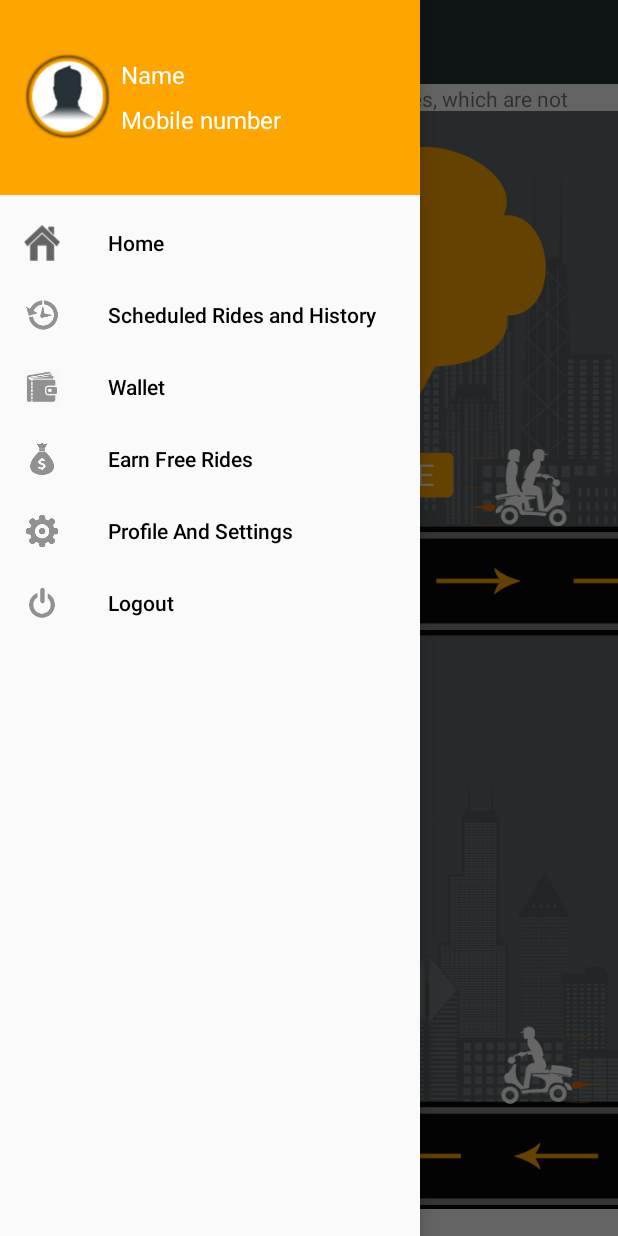
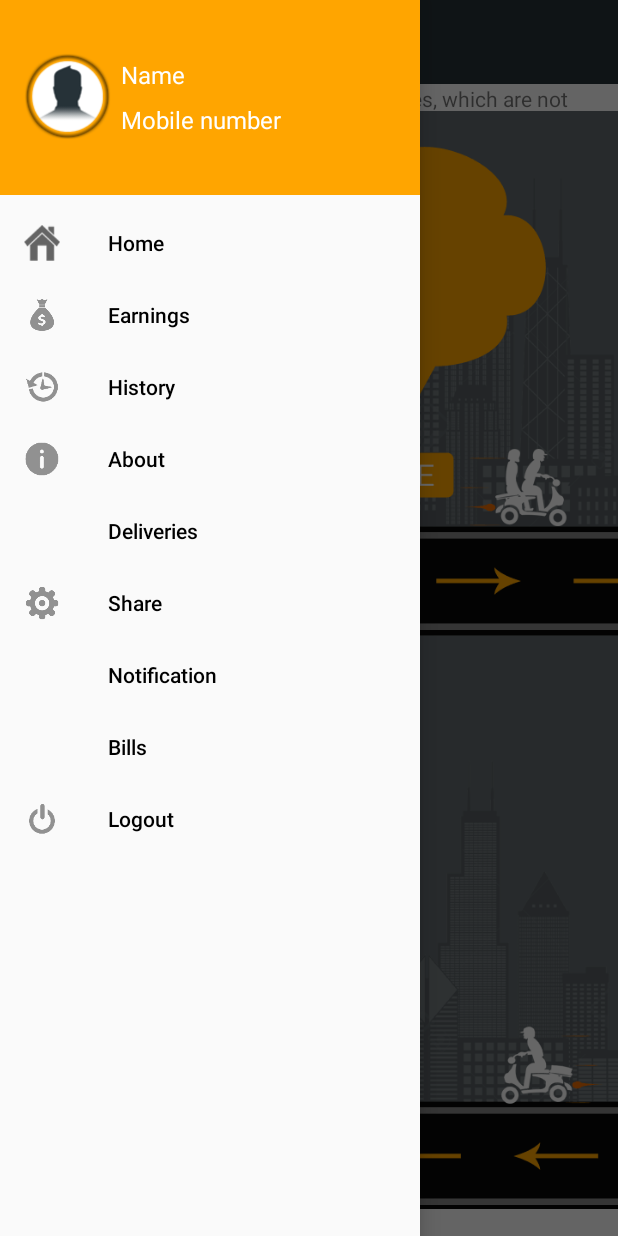
Before and after one commit to sivanookala1979/getbike_prime, an Android app: the GiveRideTakeRideActivity screen opened directly, with no data from a screen before it, with the side drawer open, on a phone screen of 412 x 824 dp. Run offline under Robolectric (Android 15) with nearby library versions, the phone set to English and light mode, and no system bars; our stand-ins replace Picasso; network calls fail; pictures from the network do not load; 6 statements that could not run were skipped.

Commit message:
Made changes to the home screen.

```diff
--- a/app/src/main/java/com/vave/getbike/activity/GiveRideTakeRideActivity.java
+++ b/app/src/main/java/com/vave/getbike/activity/GiveRideTakeRideActivity.java
@@ -90,7 +90,6 @@ public class GiveRideTakeRideActivity extends BaseActivity implements OnMapReady
     String applicationVersionFromStrings = "xxxx";
     private Location mCurrentLocation;
     private LocationManager locationManager;
-    private ImageButton takeRide;
     private ImageButton giveRide;
     boolean geoFencingValidationResult = false;
     String geoFencingAddresses = " ";
@@ -189,8 +188,6 @@ public class GiveRideTakeRideActivity extends BaseActivity implements OnMapReady
                 getSystemService(Context.LOCATION_SERVICE);
         showCurrentRideButton = (Button) findViewById(R.id.show_current_ride_button);
         giveRideTakeRideLinearLayout = (LinearLayout) findViewById(R.id.give_ride_take_ride_linear_layout);
-        takeRide = (ImageButton) findViewById(R.id.takeRide);
-        takeRide.setOnClickListener(this);
         giveRide = (ImageButton) findViewById(R.id.giveRide);
         giveRide.setOnClickListener(this);
         showCurrentRideButton.setOnClickListener(new View.OnClickListener() {
@@ -451,14 +448,6 @@ public class GiveRideTakeRideActivity extends BaseActivity implements OnMapReady
     @Override
     public void onClick(View v) {
         switch (v.getId()) {
-            case R.id.takeRide:
-                if (geoFencingValidationResult){
-                    launchActivity(GiveDestinationAddressActivity.class);
-                }
-                else {
-                    geoFencingValidationPopUpMessage(geoFencingAddresses);
-                }
-                break;
             case R.id.giveRide:
                 new GetBikeAsyncTask(GiveRideTakeRideActivity.this) {
                     Profile publicProfile;
--- a/app/src/main/res/menu/activity_drawer_items.xml
+++ b/app/src/main/res/menu/activity_drawer_items.xml
@@ -7,25 +7,30 @@
             android:icon="@drawable/home_icon"
             android:title="Home" />
         <item
-            android:id="@+id/ridesAndHistory"
+            android:id="@+id/earnings"
+            android:icon="@drawable/earnings"
+            android:title="Earnings" />
+        <item
+            android:id="@+id/history"
             android:icon="@mipmap/history"
-            android:title="Scheduled Rides and History" />
+            android:title="History" />
         <item
-            android:id="@+id/wallet"
-            android:icon="@mipmap/wallet"
-            android:title="Wallet" />
+            android:id="@+id/about"
+            android:icon="@mipmap/about"
+            android:title="About" />
         <item
-            android:id="@+id/earnFreeRides"
-            android:icon="@drawable/earnings"
-            android:title="Earn Free Rides" />
+            android:id="@+id/deliveries"
+            android:title="Deliveries" />
         <item
-            android:id="@+id/profilAndSettings"
+            android:id="@+id/share"
             android:icon="@drawable/settings"
-            android:title="Profile And Settings" />
-        <!--<item
-            android:id="@+id/support"
-            android:icon="@drawable/support_icon_hands"
-            android:title="Support" />-->
+            android:title="Share" />
+        <item
+            android:id="@+id/notifications"
+            android:title="Notification" />
+        <item
+            android:id="@+id/bills"
+            android:title="Bills" />
         <item
             android:id="@+id/logout"
             android:icon="@mipmap/logout"
```
Also changed, not shown: app/src/main/java/com/vave/getbike/activity/BaseActivity.java (+5 -4 lines), app/src/main/res/layout/activity_give_ride_take_ride.xml (+5 -4 lines).
